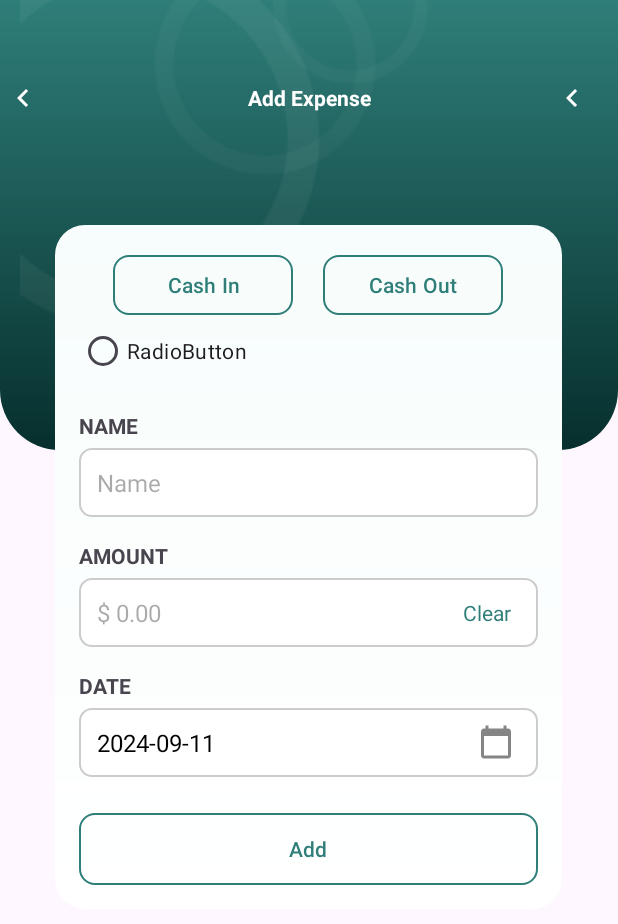
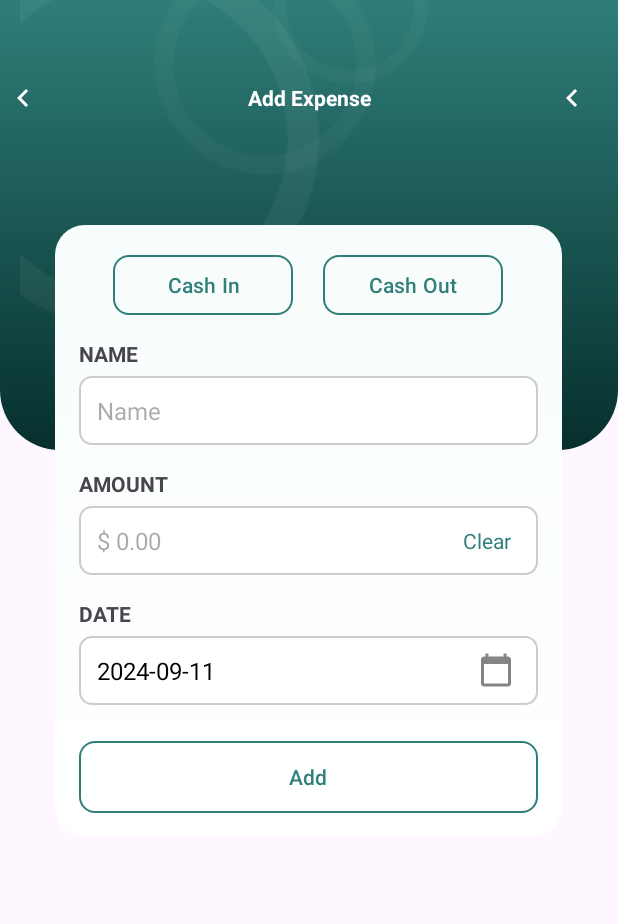
Before and after one commit to palolik/expences, an Android app: the screen it shows after launch (AddExpenseActivity), after a tap on an icon or button, on a phone screen of 412 x 824 dp. Shown: the top 924 px of the screen. Run offline under Robolectric (Android 15) with nearby library versions, the light colour scheme and no system bars; our stand-ins replace Dagger/Hilt's generated code, Room's generated code.

Commit message:
expences fixed

```diff
--- a/app/src/main/java/com/kotlin5/expenses/ExpenseViewModel.kt
+++ b/app/src/main/java/com/kotlin5/expenses/ExpenseViewModel.kt
@@ -12,25 +12,38 @@ import javax.inject.Inject
 class ExpenseViewModel @Inject constructor(private val expenseRepository: ExpenseRepository) : ViewModel() {
 
      val allExpenses: LiveData<List<Expense>> = expenseRepository.getAllExpenses()
-
-
     val totalBalance: MediatorLiveData<Double> = MediatorLiveData()
     val totalIncome: MediatorLiveData<Double> = MediatorLiveData()
     val totalExpenses: MediatorLiveData<Double> = MediatorLiveData()
 
     init {
+        // Observer for allExpenses to compute totalIncome and totalExpenses
+        totalBalance.addSource(allExpenses) { expenses ->
+            val income = expenses.filter { it.type == "Cash In" }.sumOf { it.amount }
+            val expensesTotal = expenses.filter { it.type == "Cash Out" }.sumOf { it.amount }
+            totalIncome.value = income
+            totalExpenses.value = expensesTotal
+            totalBalance.value = income - expensesTotal
+        }
 
-        totalBalance.addSource(allExpenses) { expenses ->
-            totalBalance.value = expenses.sumOf { it.amount }
+        // Observer for totalIncome to update totalBalance
+        totalBalance.addSource(totalIncome) { income ->
+            totalBalance.value = income - (totalExpenses.value ?: 0.0)
         }
-        totalIncome.addSource(allExpenses) { expenses ->
+
+        // Observer for totalExpenses to update totalBalance
+        totalBalance.addSource(totalExpenses) { expensesTotal ->
+            totalBalance.value = (totalIncome.value ?: 0.0) - expensesTotal
+        }
+
+
+    totalIncome.addSource(allExpenses) { expenses ->
             totalIncome.value = expenses.filter { it.type == "Cash In" }.sumOf { it.amount }
         }
         totalExpenses.addSource(allExpenses) { expenses ->
             totalExpenses.value = expenses.filter { it.type == "Cash Out" }.sumOf { it.amount }
         }
     }
-
     fun insert(expense: Expense) = viewModelScope.launch {
         expenseRepository.insertExpense(expense)
     }
--- a/app/src/main/java/com/kotlin5/expenses/MainActivity.kt
+++ b/app/src/main/java/com/kotlin5/expenses/MainActivity.kt
@@ -29,11 +29,11 @@ class MainActivity : AppCompatActivity() {
         expenseViewModel.allExpenses.observe(this, Observer { expenses ->
             expenses?.let {
                 adapter.submitList(it)
-                logExpenses(it)  // Log the expenses
+                logExpenses(it)
             }
         })
 
-        // Observe total balance, income, and expenses
+
         expenseViewModel.totalBalance.observe(this, Observer { totalBalance ->
             binding.ettotalbalance.text = "$${String.format("%.2f", totalBalance)}"
         })
--- a/app/src/main/res/drawable/curved_background2.xml
+++ b/app/src/main/res/drawable/curved_background2.xml
@@ -1,13 +1,11 @@
 <?xml version="1.0" encoding="utf-8"?>
 <shape xmlns:android="http://schemas.android.com/apk/res/android" android:shape="rectangle">
 
-    <!-- Gradient color for the background -->
     <gradient
         android:endColor="#18625D"
         android:startColor="#1D5D58"
         android:angle="270" />
 
-    <!-- Define the corners for the shape -->
     <corners
         android:topLeftRadius="30dp"
         android:topRightRadius="30dp"
--- a/app/src/main/res/layout/activity_add_expense.xml
+++ b/app/src/main/res/layout/activity_add_expense.xml
@@ -125,16 +125,6 @@
                                 android:layout_marginLeft="10dp" />
                             </LinearLayout>
 
-                            <RadioGroup
-                                android:layout_width="match_parent"
-                                android:layout_height="match_parent" >
-
-                                <RadioButton
-                                    android:id="@+id/radioButton"
-                                    android:layout_width="match_parent"
-                                    android:layout_height="wrap_content"
-                                    android:text="RadioButton" />
-                            </RadioGroup>
 
                             <TextView
                                 android:id="@+id/textView"
--- a/app/src/main/res/layout/activity_main.xml
+++ b/app/src/main/res/layout/activity_main.xml
@@ -70,12 +70,12 @@
                     </LinearLayout>
                     <LinearLayout
                         android:id="@+id/linearLayout"
-                        android:layout_width="338dp"
+                        android:layout_width="350dp"
                         android:layout_height="wrap_content"
                         android:layout_marginTop="100dp"
                         android:orientation="vertical"
+                        android:paddingHorizontal="10dp"
                         app:layout_constraintEnd_toEndOf="parent"
-                        app:layout_constraintHorizontal_bias="0.491"
                         app:layout_constraintStart_toStartOf="parent"
                         app:layout_constraintTop_toTopOf="parent">
                         <LinearLayout
@@ -182,12 +182,7 @@
         android:textSize="18dp"
         android:textStyle="bold"
         android:textColor="@color/black"
-        android:id="@+id/transaction_history"
-
-        />
-
-
-
+        android:id="@+id/transaction_history" />
         <androidx.recyclerview.widget.RecyclerView
             android:id="@+id/cashlist"
             android:layout_width="match_parent"
--- a/app/src/main/res/values/colors.xml
+++ b/app/src/main/res/values/colors.xml
@@ -4,7 +4,7 @@
     <color name="white">#FFFFFFFF</color>
     <color name="green">#2F7E79</color>
     <color name="colorCashIn">#2F7E79</color>
-    <color name="colorCashOut">#2F7E79</color>
+    <color name="colorCashOut">#BF4848</color>
     <color name="colorDefault">#000000</color>
     <color name="chip_background">#FFFFFF</color>
     <color name="chip_stroke">#2F7E79</color>
```
